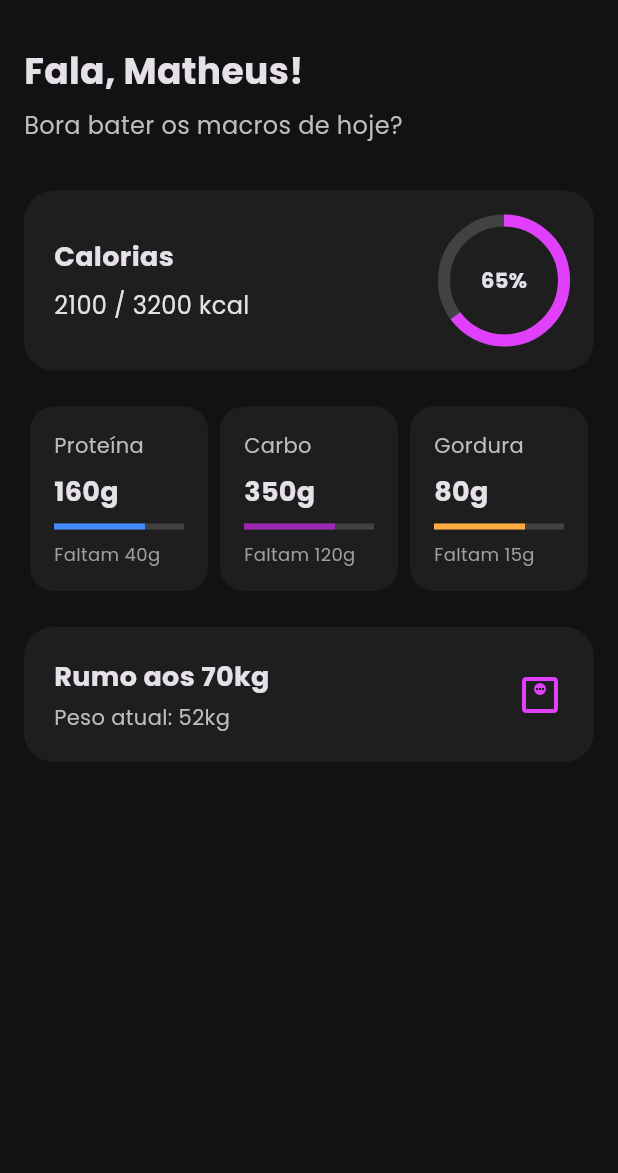
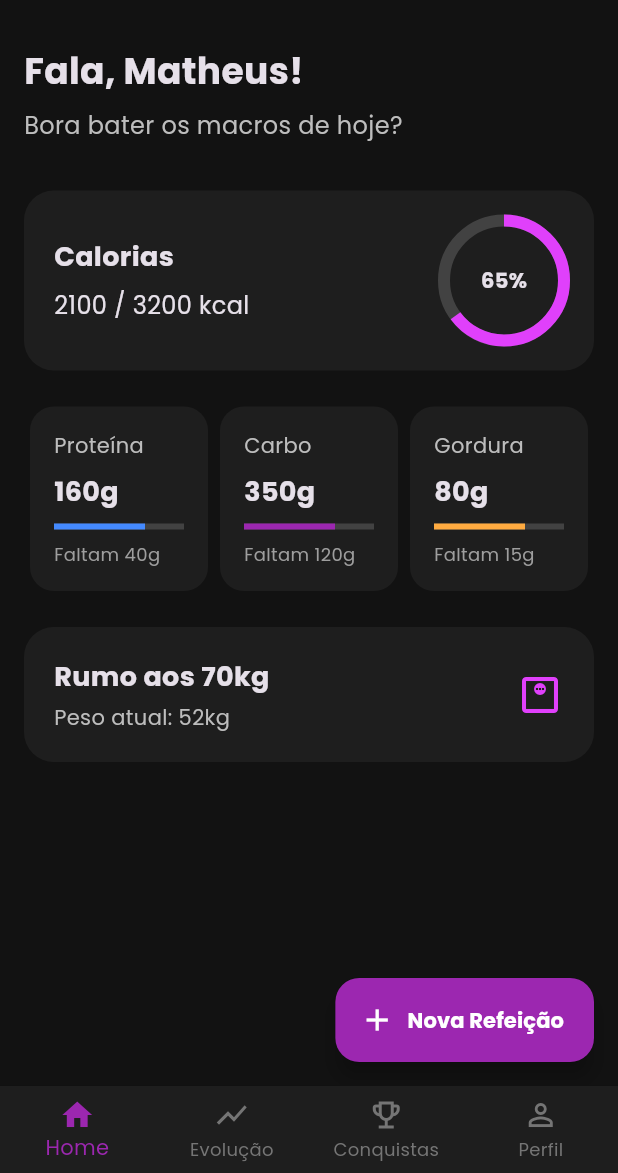
Before and after one commit to silvaaszx/BulkingTracker, a Flutter app: the screen it shows after launch, on a phone screen of 412 x 824 dp, the part 63-1236 px from its top. Run offline on Flutter 3.47's test engine with Material 3 defaults, Android fonts, the phone set to English and light mode, and no system bars; our stand-ins replace google_fonts.

Commit message:
chore: remove duplicate MainScreen and keep canonical location

```diff
--- /dev/null
+++ b/lib/features/main/presentation/main_screen.dart
@@ -0,0 +1,64 @@
+import 'package:flutter/material.dart';
+import 'package:bulkingtracker/features/dashboard/presentation/dashboard_screen.dart'; // Import da Dashboard
+import 'package:bulkingtracker/features/dashboard/presentation/achievements_screen.dart'; // Import das Conquistas
+
+class MainScreen extends StatefulWidget {
+  const MainScreen({super.key});
+
+  @override
+  State<MainScreen> createState() => _MainScreenState();
+}
+
+class _MainScreenState extends State<MainScreen> {
+  int _currentIndex = 0;
+
+  // Agora temos 4 telas na nossa lista
+  final List<Widget> _screens = [
+    const DashboardScreen(),
+    const Center(child: Text('Tela de Evolução (Gráfico)', style: TextStyle(fontSize: 20))),
+    const AchievementsScreen(), // <-- A mágica entra aqui!
+    const Center(child: Text('Perfil e Configurações', style: TextStyle(fontSize: 20))),
+  ];
+
+  @override
+  Widget build(BuildContext context) {
+    return Scaffold(
+      body: _screens[_currentIndex],
+
+      bottomNavigationBar: BottomNavigationBar(
+        currentIndex: _currentIndex,
+        onTap: (index) {
+          setState(() {
+            _currentIndex = index;
+          });
+        },
+        backgroundColor: Theme.of(context).colorScheme.surface,
+        selectedItemColor: Theme.of(context).colorScheme.primary, // Nosso roxo
+        unselectedItemColor: Colors.grey[600],
+        type: BottomNavigationBarType.fixed, // Super importante para caber 4 itens sem bugar o layout
+        items: const [
+          BottomNavigationBarItem(
+            icon: Icon(Icons.home_outlined),
+            activeIcon: Icon(Icons.home),
+            label: 'Home',
+          ),
+          BottomNavigationBarItem(
+            icon: Icon(Icons.show_chart_outlined),
+            activeIcon: Icon(Icons.show_chart),
+            label: 'Evolução',
+          ),
+          BottomNavigationBarItem(
+            icon: Icon(Icons.emoji_events_outlined), // Ícone de troféu vazado
+            activeIcon: Icon(Icons.emoji_events), // Ícone de troféu preenchido
+            label: 'Conquistas',
+          ),
+          BottomNavigationBarItem(
+            icon: Icon(Icons.person_outline),
+            activeIcon: Icon(Icons.person),
+            label: 'Perfil',
+          ),
+        ],
+      ),
+    );
+  }
+}
--- a/lib/main.dart
+++ b/lib/main.dart
@@ -1,6 +1,6 @@
 import 'package:flutter/material.dart';
 import 'package:bulkingtracker/core/theme/app_theme.dart'; // Importando o arquivo do tema
-import 'package:bulkingtracker/features/dashboard/presentation/dashboard_screen.dart'; // Importando a tela de dashboard
+import 'package:bulkingtracker/features/main/presentation/main_screen.dart'; // Importando a MainScreen
 
 void main() {
   runApp(const MyApp());
@@ -13,10 +13,11 @@ class MyApp extends StatelessWidget {
   @override
   Widget build(BuildContext context) {
     return MaterialApp(
+      debugShowCheckedModeBanner: false,
       title: 'BulkingTracker',
       theme: AppTheme.darkTheme, // Chamando nosso tema personalizado aqui
       themeMode: ThemeMode.dark, // Forçando o Dark Mode
-      home: const DashboardScreen(),
+      home: const MainScreen(), // Usando a MainScreen com BottomNavigation
     );
   }
 }
```
Also changed, not shown: lib/features/dashboard/presentation/dashboard_screen.dart (+83 -4 lines), lib/features/dashboard/presentation/achievements_screen.dart (added).
